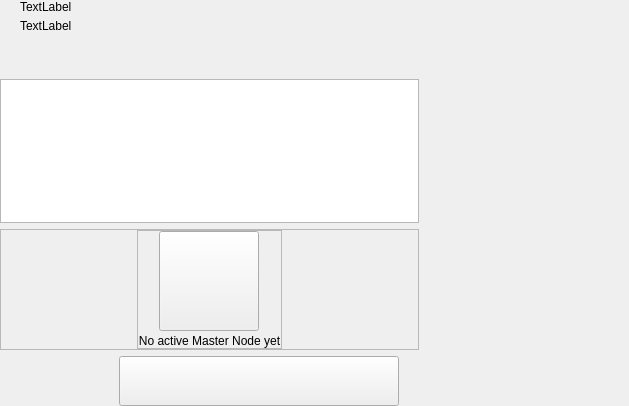
RapidsOfficial/Rapids, file src/qt/pivx/forms/masternodeswidget.ui: the form before one commit.
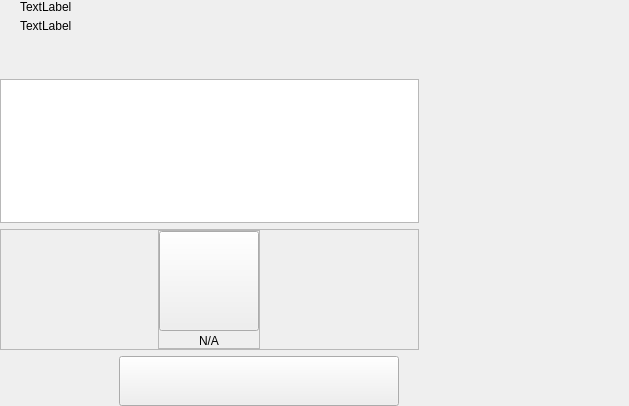
The form after the commit. Custom widgets are drawn as their Qt base class.

What changed in the file:
```diff
--- a/src/qt/pivx/forms/masternodeswidget.ui
+++ b/src/qt/pivx/forms/masternodeswidget.ui
@@ -226,7 +226,7 @@
                  <string notr="true"/>
                 </property>
                 <property name="text">
-                 <string>No active Master Node yet</string>
+                 <string>N/A</string>
                 </property>
                 <property name="alignment">
                  <set>Qt::AlignCenter</set>
```
